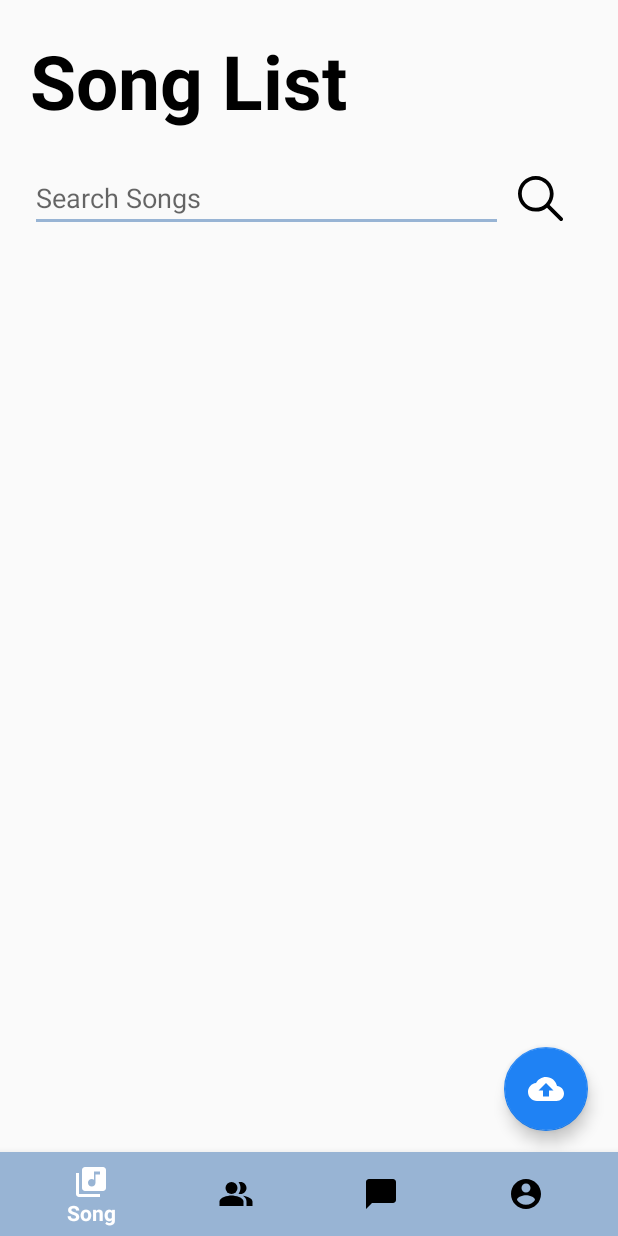
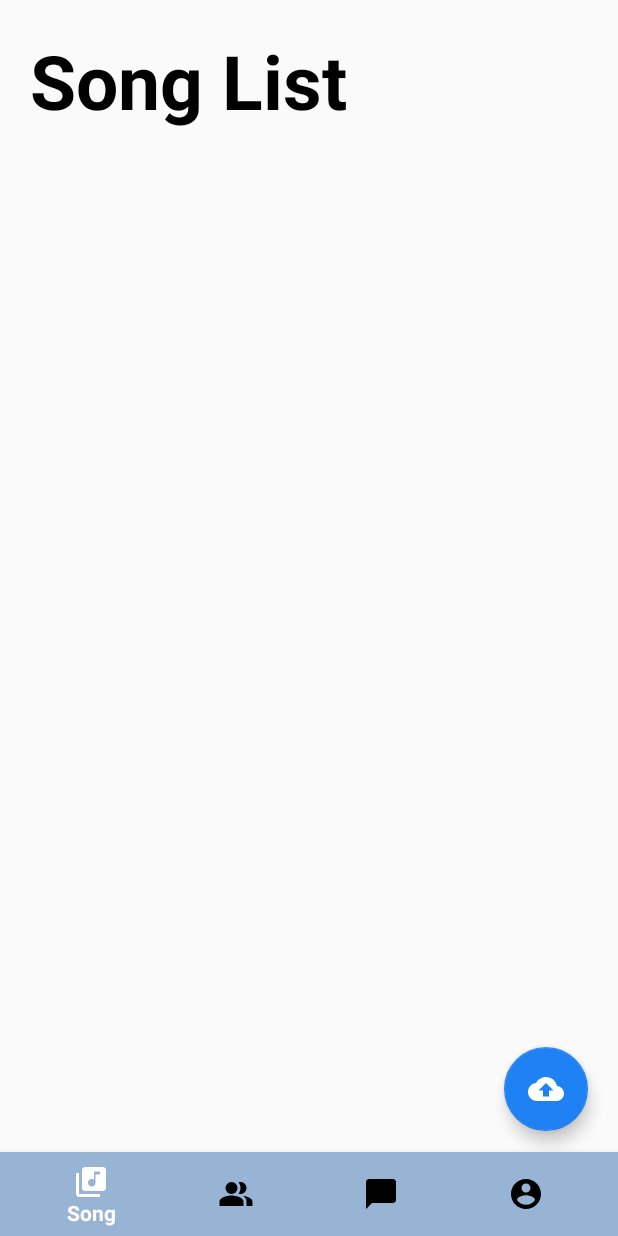
Before and after one commit to MADStudentUtar/MADAssignment, an Android app: the screen it shows after launch once a user with an empty profile is signed in (SongList), on a phone screen of 412 x 824 dp. Run offline under Robolectric (Android 15) with nearby library versions, the phone set to English and light mode, and no system bars; our stand-ins replace Firebase (no records; nobody signed in at launch, a user with empty details on screens opened directly), Picasso; libraries missing offline, so code that uses them is left out: it.xabaras.android; pictures from the network do not load.

Commit message:
Delete Song and SongList intent changes

```diff
--- a/app/build.gradle
+++ b/app/build.gradle
@@ -48,6 +48,7 @@ dependencies {
     implementation 'com.squareup.picasso:picasso:2.71828'
     implementation 'de.hdodenhof:circleimageview:3.1.0'
     implementation 'com.github.Trendyol:BubbleScrollBar:0.1'
+    implementation 'it.xabaras.android:recyclerview-swipedecorator:1.2.3'
 
 }
 apply plugin: 'com.google.gms.google-services'
--- a/app/src/main/java/utar/edu/mad/SongUpload.java
+++ b/app/src/main/java/utar/edu/mad/SongUpload.java
@@ -173,14 +173,14 @@ public class SongUpload extends AppCompatActivity {
                             song_details.put("lyrics", "");
                             song_details.put("song_title", title);
                             song_details.put("artist", artist);
-                            song_details.put("songURL", downloadUri.toString());
+                            song_details.put("song_url", downloadUri.toString());
                             if (album_art != null) {
                                 song_details.put("song_img",album_art.toString());
                             } else {
                                 song_details.put("song_img",defaultImg);
                             }
 
-                            documentReference = db.collection("user").document(currentUserID).collection("songs").document(title+"-"+artist);
+                            documentReference = db.collection("songs").document(currentUserID).collection("songs_details").document(title+"-"+artist);
 
                             documentReference.set(song_details)
                                     .addOnSuccessListener(new OnSuccessListener<Void>() {
--- /dev/null
+++ b/app/src/main/res/drawable/ic_baseline_delete_24.xml
@@ -0,0 +1,5 @@
+<vector android:height="24dp" android:tint="#FFFFFF"
+    android:viewportHeight="24" android:viewportWidth="24"
+    android:width="24dp" xmlns:android="http://schemas.android.com/apk/res/android">
+    <path android:fillColor="@android:color/white" android:pathData="M6,19c0,1.1 0.9,2 2,2h8c1.1,0 2,-0.9 2,-2V7H6v12zM19,4h-3.5l-1,-1h-5l-1,1H5v2h14V4z"/>
+</vector>
--- a/app/src/main/res/layout/activity_song_list.xml
+++ b/app/src/main/res/layout/activity_song_list.xml
@@ -20,50 +20,12 @@
             android:textSize="50sp"
             android:textStyle="bold" />
 
-        <LinearLayout
-            android:layout_width="match_parent"
-            android:layout_height="wrap_content"
-            android:weightSum="10"
+        <androidx.recyclerview.widget.RecyclerView
             android:layout_marginTop="20dp"
-            android:orientation="horizontal">
-
-            <EditText
-                android:id="@+id/searchSong"
-                android:layout_width="0dp"
-                android:layout_height="wrap_content"
-                android:layout_gravity="center"
-                android:layout_weight="9.8"
-                android:backgroundTint="@color/colorTheme"
-                android:ems="10"
-                android:hint="@string/search_songs"
-                android:inputType="text"
-                android:autofillHints="" />
-
-            <Button
-                android:id="@+id/searchBtn"
-                android:layout_width="30dp"
-                android:layout_height="30dp"
-                android:layout_margin="10dp"
-                android:layout_gravity="center_horizontal|center_vertical"
-                android:background="@drawable/search_icon"/>
-        </LinearLayout>
-
-        <androidx.recyclerview.widget.RecyclerView
             android:id="@+id/firestore_list"
             android:layout_width="match_parent"
             android:layout_height="match_parent"
             android:layout_marginBottom="35dp"/>
-
-        <!--        <androidx.appcompat.widget.SearchView-->
-<!--            android:id="@+id/searchSong"-->
-<!--            android:layout_width="match_parent"-->
-<!--            android:layout_height="wrap_content"-->
-<!--            app:queryHint="Search Song Name"-->
-<!--            app:iconifiedByDefault="false">-->
-
-<!--        </androidx.appcompat.widget.SearchView>-->
-
-
     </LinearLayout>
 
     <com.google.android.material.floatingactionbutton.FloatingActionButton
--- a/app/src/main/res/values/colors.xml
+++ b/app/src/main/res/values/colors.xml
@@ -8,4 +8,5 @@
     <color name="colorBlack">#000</color>
     <color name="white">#FFFFFF</color>
     <color name="scrollBackground">#ACE5FF</color>
+    <color name="colorRedDelete">#FF3333</color>
 </resources>
```
Also changed, not shown: app/src/main/java/utar/edu/mad/FirestoreAdapter.java (+8 -3 lines), app/src/main/java/utar/edu/mad/SongDefault.java (+4 -4 lines), app/src/main/java/utar/edu/mad/SongList.java (+83 -19 lines).
